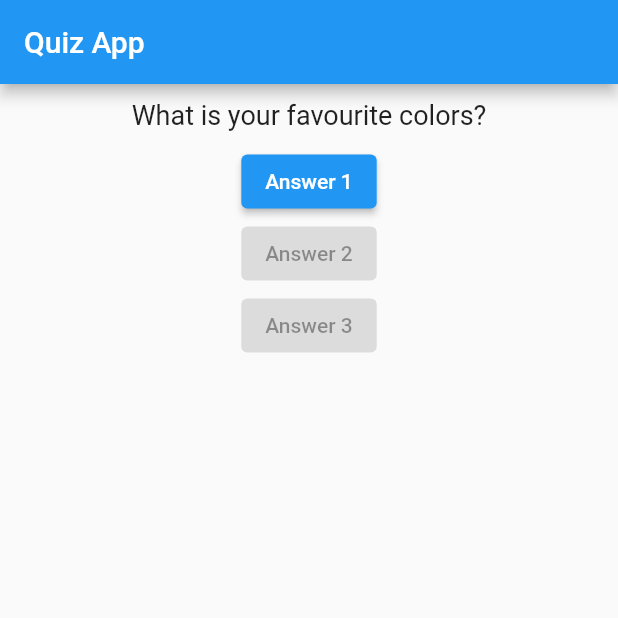
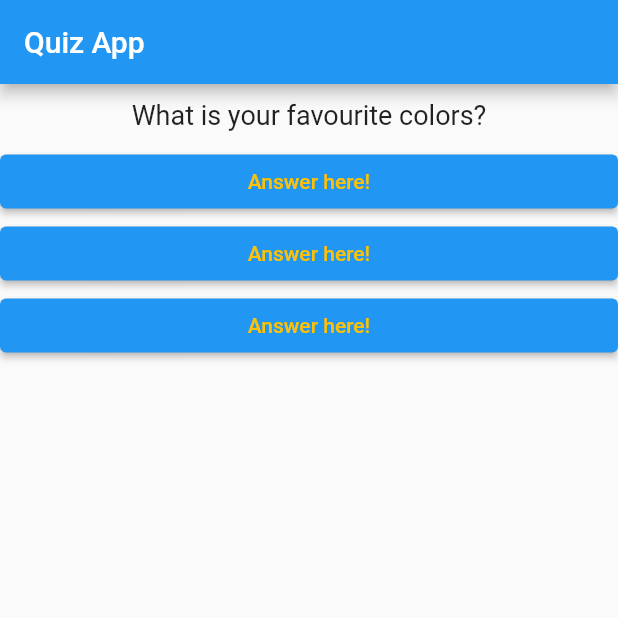
Before and after one commit to Nisschhal/flutter_basic_apps, a Flutter app: the screen it shows after launch, on a phone screen of 412 x 824 dp, the top half of it. Run offline on Flutter 3.47's test engine with Material 2 defaults, Android fonts, the phone set to English and light mode, and no system bars.

Commit message:
splitted answer and question

```diff
--- /dev/null
+++ b/flutter_learning/my_quiz/lib/answer.dart
@@ -0,0 +1,20 @@
+import 'package:flutter/material.dart';
+
+class Answer extends StatelessWidget {
+  final VoidCallback selectHandler;
+  const Answer(this.selectHandler, {super.key});
+
+  @override
+  Widget build(BuildContext context) {
+    return Container(
+      width: double.infinity,
+      child: ElevatedButton(
+        style: ElevatedButton.styleFrom(
+          foregroundColor: Colors.amber,
+        ),
+        onPressed: selectHandler,
+        child: const Text('Answer here!'),
+      ),
+    );
+  }
+}
--- a/flutter_learning/my_quiz/lib/main.dart
+++ b/flutter_learning/my_quiz/lib/main.dart
@@ -1,4 +1,5 @@
 import 'package:flutter/material.dart';
+import 'package:my_quiz/answer.dart';
 import 'package:my_quiz/question.dart';
 
 void main() {
@@ -34,18 +35,9 @@ class _MyAppState extends State<MyApp> {
         ),
         body: Column(children: [
           Question(_questions[_questionIndex]),
-          ElevatedButton(
-            onPressed: _answerQuestion,
-            child: const Text('Answer 1'),
-          ),
-          const ElevatedButton(
-            onPressed: null,
-            child: Text('Answer 2'),
-          ),
-          const ElevatedButton(
-            onPressed: null,
-            child: Text('Answer 3'),
-          ),
+          Answer(_answerQuestion),
+          Answer(_answerQuestion),
+          Answer(_answerQuestion),
         ]),
       ),
     );
```
